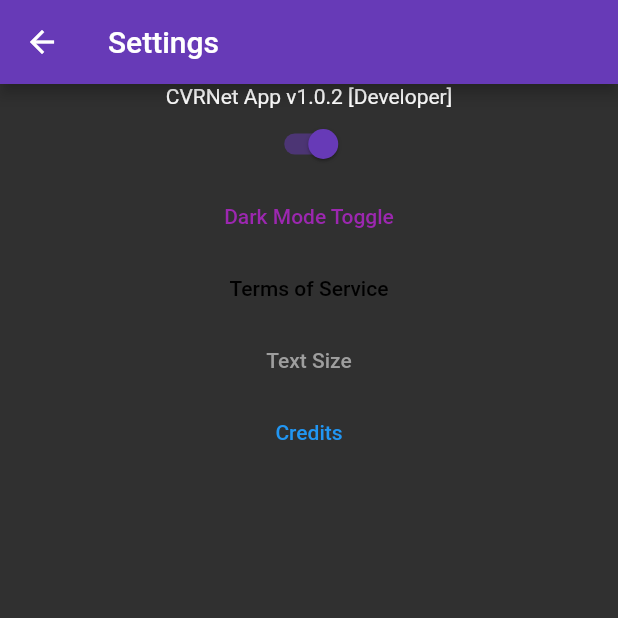
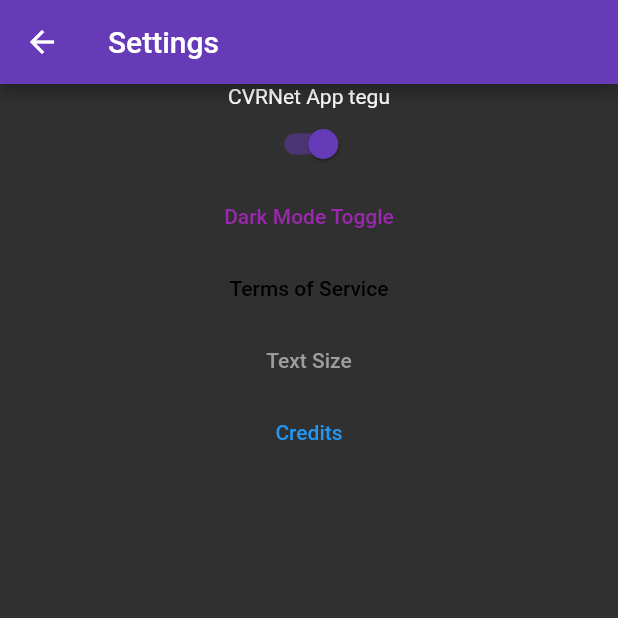
Before and after one commit to SubsurfaceStudios/CVR-App, a Flutter app: the Settings screen opened directly, on a phone screen of 412 x 824 dp, the top half of it. Run offline on Flutter 3.47's test engine with Material 2 defaults, Android fonts, the phone set to English and light mode, and no system bars; our stand-ins replace adaptive_dialog, shared_preferences; accounts and stored records are empty.

```diff
--- a/flutter/lib/settings.dart
+++ b/flutter/lib/settings.dart
@@ -29,7 +29,7 @@ class _HomePageState extends State<Settings> {
     return new Center(
       child: Column(
         children: [
-          Text("CVRNet App v1.0.2 [Developer]"),
+          Text("CVRNet App tegu"),
           Switch.adaptive(
               value: themeProvider.isDarkMode,
               onChanged: (value) {
```
